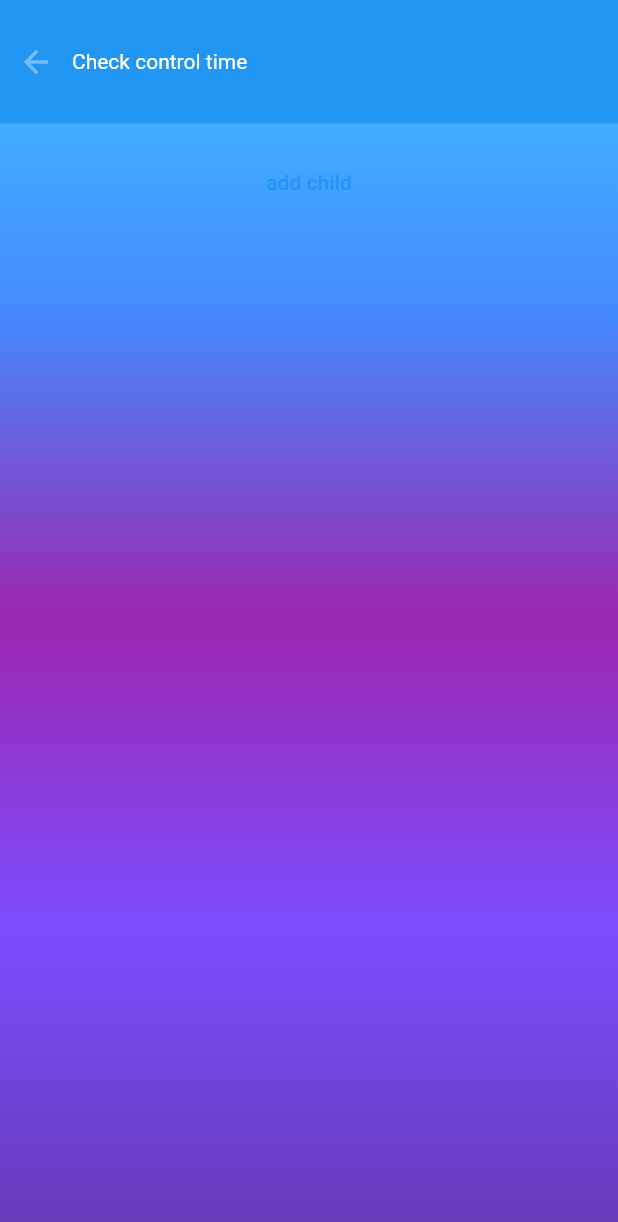
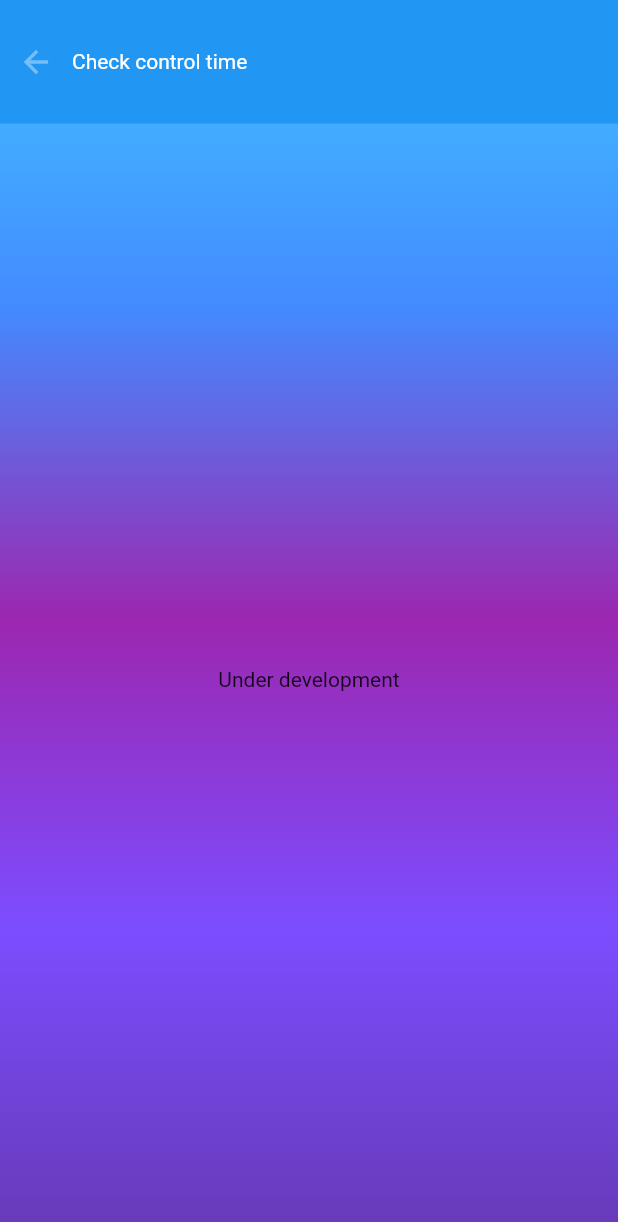
Before and after one commit to dopaminista/cervix_ca, a Flutter app: the Checker screen opened directly, on a phone screen of 412 x 824 dp. Shown: the top 1222 px of the screen. Run offline on Flutter 3.47's test engine with Material 2 defaults, Android fonts, the light colour scheme and no system bars; our stand-ins replace camera, image_picker, pie_chart; missing offline and left inert: tflite, vertical_card_pager.

Commit message:
under development

```diff
--- a/lib/pages/checker.dart
+++ b/lib/pages/checker.dart
@@ -139,11 +139,11 @@ class _CheckerState extends State<Checker> {
                       ],
                     ),
                   )),
-              Container(
-                padding: EdgeInsets.all(15),
-                child: TextButton(
-                  child: Text('add child'),
-                  onPressed: () {},
+              Expanded(
+                child: Container(
+                  alignment: Alignment.center,
+                  padding: EdgeInsets.all(15),
+                  child: Text('Under development'),
                 ),
               ),
               // Expanded(
```
